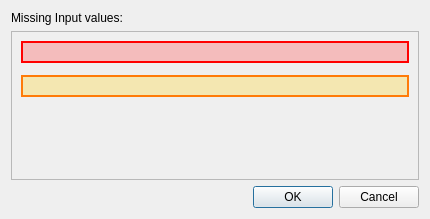
Above: src/main/resources/base/validation.ui from ChiromboKenT/Industrial-Water-Quality-Guidelines-DSS before the change. Below: the same form after it.
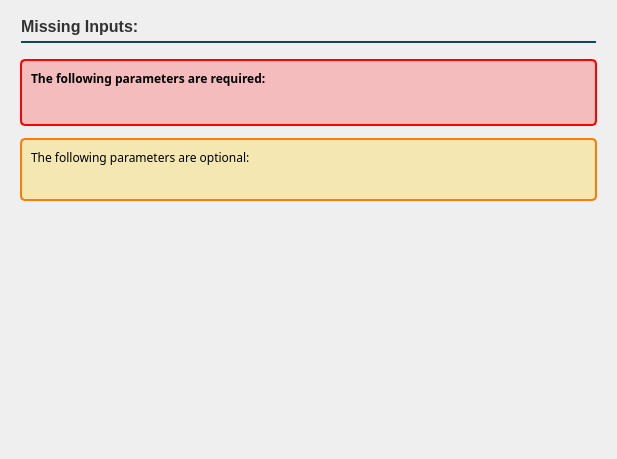
That is the form after the change. Icons and pictures are not drawn.

Diff of the .ui file:
```diff
--- a/src/main/resources/base/validation.ui
+++ b/src/main/resources/base/validation.ui
@@ -9,10 +9,15 @@
    <rect>
     <x>0</x>
     <y>0</y>
-    <width>430</width>
-    <height>219</height>
+    <width>617</width>
+    <height>459</height>
    </rect>
   </property>
+  <property name="font">
+   <font>
+    <pointsize>5</pointsize>
+   </font>
+  </property>
   <property name="windowTitle">
    <string>Input Validation</string>
   </property>
@@ -21,31 +26,119 @@
   </property>
   <layout class="QVBoxLayout" name="verticalLayout" stretch="0,1,0">
    <item>
-    <widget class="QLabel" name="label">
-     <property name="text">
-      <string>Missing Input values:</string>
-     </property>
+    <widget class="QFrame" name="frame_13">
+     <layout class="QVBoxLayout" name="verticalLayout_11" stretch="1,0">
+      <property name="spacing">
+       <number>5</number>
+      </property>
+      <property name="leftMargin">
+       <number>10</number>
+      </property>
+      <property name="topMargin">
+       <number>5</number>
+      </property>
+      <property name="rightMargin">
+       <number>10</number>
+      </property>
+      <property name="bottomMargin">
+       <number>0</number>
+      </property>
+      <item>
+       <widget class="QFrame" name="frame_14">
+        <property name="frameShadow">
+         <enum>QFrame::Plain</enum>
+        </property>
+        <layout class="QHBoxLayout" name="horizontalLayout_12" stretch="0,1">
+         <property name="leftMargin">
+          <number>0</number>
+         </property>
+         <property name="topMargin">
+          <number>0</number>
+         </property>
+         <property name="rightMargin">
+          <number>0</number>
+         </property>
+         <property name="bottomMargin">
+          <number>0</number>
+         </property>
+         <item>
+          <widget class="QLabel" name="label_24">
+           <property name="font">
+            <font>
+             <family>Yu Gothic UI</family>
+             <pointsize>12</pointsize>
+             <weight>75</weight>
+             <bold>true</bold>
+            </font>
+           </property>
+           <property name="styleSheet">
+            <string notr="true">background-color:transparent;color:rgb(50, 50, 50)</string>
+           </property>
+           <property name="text">
+            <string>Missing Inputs:</string>
+           </property>
+          </widget>
+         </item>
+         <item>
+          <spacer name="horizontalSpacer_8">
+           <property name="orientation">
+            <enum>Qt::Horizontal</enum>
+           </property>
+           <property name="sizeHint" stdset="0">
+            <size>
+             <width>667</width>
+             <height>20</height>
+            </size>
+           </property>
+          </spacer>
+         </item>
+        </layout>
+       </widget>
+      </item>
+      <item>
+       <widget class="Line" name="line_5">
+        <property name="styleSheet">
+         <string notr="true">color: rgb(12, 75, 85);</string>
+        </property>
+        <property name="frameShadow">
+         <enum>QFrame::Plain</enum>
+        </property>
+        <property name="lineWidth">
+         <number>2</number>
+        </property>
+        <property name="orientation">
+         <enum>Qt::Horizontal</enum>
+        </property>
+       </widget>
+      </item>
+     </layout>
     </widget>
    </item>
    <item>
     <widget class="QFrame" name="frame">
      <property name="frameShape">
-      <enum>QFrame::StyledPanel</enum>
+      <enum>QFrame::NoFrame</enum>
      </property>
      <property name="frameShadow">
       <enum>QFrame::Raised</enum>
      </property>
-     <layout class="QVBoxLayout" name="verticalLayout_2">
+     <layout class="QVBoxLayout" name="verticalLayout_2" stretch="0,0,1,2">
       <property name="spacing">
        <number>12</number>
       </property>
       <item>
        <widget class="QFrame" name="requiredFrame">
+        <property name="font">
+         <font>
+          <family>Yu Gothic UI</family>
+          <pointsize>9</pointsize>
+         </font>
+        </property>
         <property name="styleSheet">
-         <string notr="true">background-color:rgba(255, 75, 75, 80);border:2px solid red;</string>
+         <string notr="true">background-color:rgba(255, 75, 75, 80);border:2px solid red;border-radius:5px</string>
         </property>
         <property name="frameShape">
-         <enum>QFrame::StyledPanel</enum>
+         <enum>QFrame::NoFrame</enum>
         </property>
         <property name="frameShadow">
          <enum>QFrame::Raised</enum>
@@ -55,29 +148,135 @@
           <number>10</number>
          </property>
          <item>
-          <layout class="QVBoxLayout" name="verticalRequired">
-           <property name="spacing">
-            <number>4</number>
+          <widget class="QLabel" name="label">
+           <property name="font">
+            <font>
+             <family>Yu Gothic UI Semibold</family>
+             <pointsize>9</pointsize>
+             <weight>75</weight>
+             <bold>true</bold>
+            </font>
            </property>
-          </layout>
+           <property name="styleSheet">
+            <string notr="true">border:none;background:transparent</string>
+           </property>
+           <property name="text">
+            <string>The following parameters are required:</string>
+           </property>
+          </widget>
+         </item>
+         <item>
+          <widget class="QFrame" name="verticalRequired_2">
+           <property name="styleSheet">
+            <string notr="true">border:none;color:#000;background:transparent</string>
+           </property>
+           <layout class="QVBoxLayout" name="verticalRequired">
+            <property name="spacing">
+             <number>4</number>
+            </property>
+           </layout>
+          </widget>
          </item>
         </layout>
        </widget>
       </item>
       <item>
        <widget class="QFrame" name="optionalFrame">
+        <property name="font">
+         <font>
+          <family>Yu Gothic UI</family>
+          <pointsize>9</pointsize>
+         </font>
+        </property>
         <property name="styleSheet">
-         <string notr="true">background-color:rgba(255, 213, 41,80);border:2px solid rgb(255, 123, 8);color:rgb(139, 98, 3)</string>
+         <string notr="true">background-color:rgba(255, 213, 41,80);border:2px solid rgb(255, 123, 8);color:rgb(139, 98, 3);border-radius:5px</string>
         </property>
         <property name="frameShape">
-         <enum>QFrame::StyledPanel</enum>
+         <enum>QFrame::NoFrame</enum>
         </property>
         <property name="frameShadow">
          <enum>QFrame::Raised</enum>
         </property>
         <layout class="QVBoxLayout" name="verticalLayout_4">
          <item>
-          <layout class="QVBoxLayout" name="verticalOptional"/>
+          <widget class="QLabel" name="label_2">
+           <property name="font">
+            <font>
+             <family>Yu Gothic UI Semibold</family>
+             <pointsize>9</pointsize>
+            </font>
+           </property>
+           <property name="styleSheet">
+            <string notr="true">border:none;background:transparent;color:#000</string>
+           </property>
+           <property name="text">
+            <string>The following parameters are optional: </string>
+           </property>
+          </widget>
+         </item>
+         <item>
+          <widget class="QFrame" name="verticalOptional_2">
+           <property name="styleSheet">
+            <string notr="true">border:none;color:#000;background:transparent</string>
+           </property>
+           <layout class="QVBoxLayout" name="verticalOptional"/>
+          </widget>
+         </item>
+        </layout>
+       </widget>
+      </item>
+      <item>
+       <widget class="QFrame" name="frame_2">
+        <property name="frameShape">
+         <enum>QFrame::NoFrame</enum>
+        </property>
+        <property name="frameShadow">
+         <enum>QFrame::Raised</enum>
+        </property>
+        <layout class="QHBoxLayout" name="horizontalLayout" stretch="0,1">
+         <property name="bottomMargin">
+          <number>10</number>
+         </property>
+         <item>
+          <widget class="QLabel" name="label_4">
+           <property name="minimumSize">
+            <size>
+             <width>32</width>
+             <height>32</height>
+            </size>
+           </property>
+           <property name="maximumSize">
+            <size>
+             <width>32</width>
+             <height>32</height>
+            </size>
+           </property>
+           <property name="text">
+            <string/>
+           </property>
+           <property name="pixmap">
+            <pixmap>Images/info.png</pixmap>
+           </property>
+           <property name="scaledContents">
+            <bool>true</bool>
+           </property>
+          </widget>
+         </item>
+         <item>
+          <widget class="QLabel" name="label_3">
+           <property name="font">
+            <font>
+             <family>Yu Gothic UI</family>
+             <pointsize>9</pointsize>
+            </font>
+           </property>
+           <property name="text">
+            <string/>
+           </property>
+           <property name="wordWrap">
+            <bool>true</bool>
+           </property>
+          </widget>
          </item>
         </layout>
        </widget>
@@ -93,7 +292,7 @@
         <property name="sizeHint" stdset="0">
          <size>
           <width>20</width>
-          <height>58</height>
+          <height>5</height>
          </size>
         </property>
        </spacer>
@@ -106,9 +305,6 @@
      <property name="orientation">
       <enum>Qt::Horizontal</enum>
      </property>
-     <property name="standardButtons">
-      <set>QDialogButtonBox::Cancel|QDialogButtonBox::Ok</set>
-     </property>
     </widget>
    </item>
   </layout>
```
Left out of the diff: 3 changed lines with no effect on the pictures.
